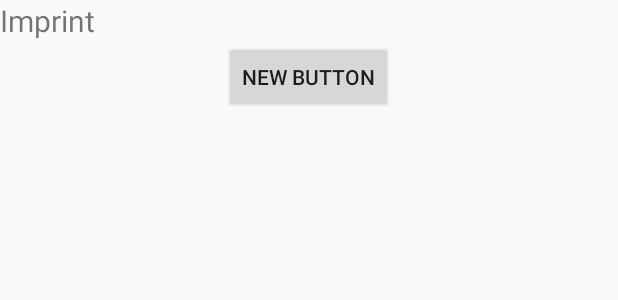
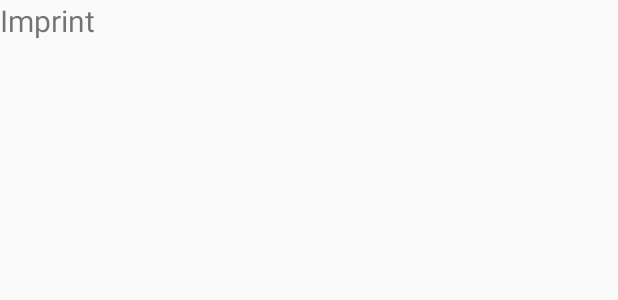
Before and after one commit to OlgaTUD/AppDevelopmentWS1516, an Android app: the layout imprint.xml on its own in the app's theme, with its tools: preview values and no code run, on a phone screen of 412 x 824 dp. Shown: the top 300 px of the screen. Run offline under Robolectric (Android 15) with nearby library versions, the phone set to English and light mode, and no system bars.

```diff
--- a/MyPlaces/app/src/main/AndroidManifest.xml
+++ b/MyPlaces/app/src/main/AndroidManifest.xml
@@ -71,6 +71,12 @@
             android:name="com.google.android.maps.v2.API_KEY"
             android:value="@string/google_maps_key" />
 
+        <receiver android:name="com.rn.myplaces.myplaces.com.rn.myplaces.schedulingTask.AlarmReceiver">
+            <intent-filter>
+                <action android:name="android.intent.action.BOOT_COMPLETED"/>
+            </intent-filter>
+        </receiver>
+
     </application>
 
 </manifest>
--- a/MyPlaces/app/src/main/res/layout/imprint.xml
+++ b/MyPlaces/app/src/main/res/layout/imprint.xml
@@ -10,11 +10,4 @@
         android:text="Imprint"
         android:textSize="20sp" />
 
-    <Button
-        android:layout_width="wrap_content"
-        android:layout_height="wrap_content"
-        android:text="New Button"
-        android:id="@+id/button4"
-        android:layout_gravity="center_horizontal" />
-
 </LinearLayout>
```
Also changed, not shown: MyPlaces/app/src/main/java/com/rn/myplaces/myplaces/MainActivity.java (+16 -1 lines), MyPlaces/app/src/main/java/com/rn/myplaces/myplaces/com/rn/myplaces/schedulingTask/AlarmReceiver.java (added, +72 -0 lines), MyPlaces/app/src/main/java/com/rn/myplaces/myplaces/com/rn/myplaces/settings/ImprintFragment.java (+0 -46 lines).
